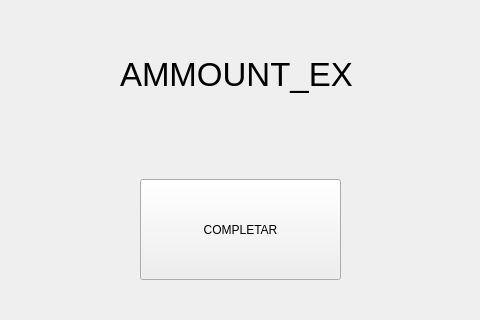
Above: Ui/popout_moneyEx.ui from RustyRaptor/pos before the change; both pictures show x 120 to 600 and y 131 to 451 of the 722 by 451 pixel window. Below: the same form after it.
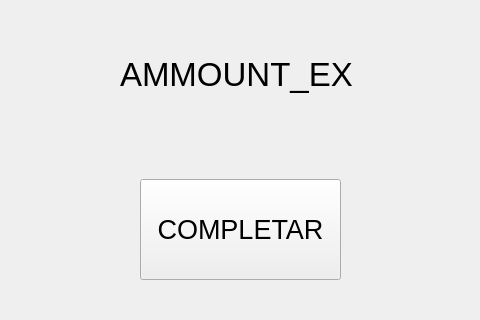
That is the form after the change.

The edit to the form file:
```diff
--- a/Ui/popout_moneyEx.ui
+++ b/Ui/popout_moneyEx.ui
@@ -58,6 +58,11 @@
      <height>101</height>
     </rect>
    </property>
+   <property name="font">
+    <font>
+     <pointsize>20</pointsize>
+    </font>
+   </property>
    <property name="text">
     <string>COMPLETAR</string>
    </property>
```
Left out of the diff: 4 changed lines with no effect on the pictures.
